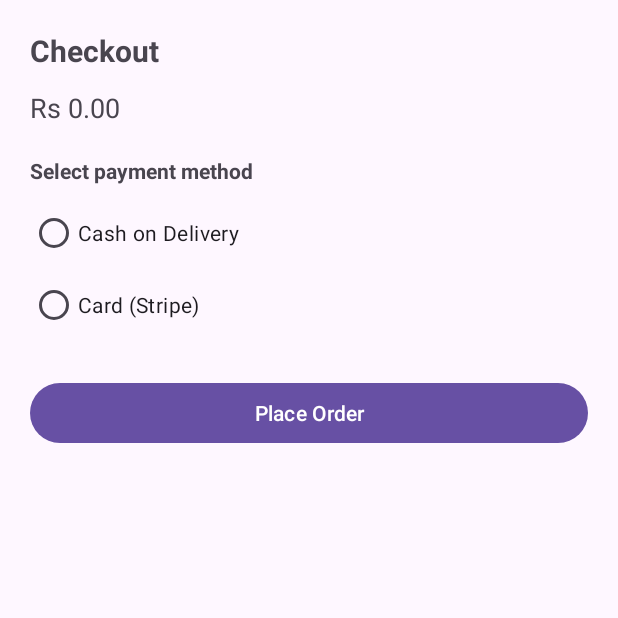
After one commit to MobileApplicationDevelopmentCW/CW1, an Android app: the CheckoutActivity screen opened directly, with no data from a screen before it, on a phone screen of 412 x 824 dp, the top half of it. The commit adds this screen. Run offline under Robolectric (Android 15) with nearby library versions, the phone set to English and light mode, and no system bars; libraries missing offline, so code that uses them is left out: com.stripe.android; 2 statements that could not run were skipped.

Commit message:
add payment gate way part create CheckoutActivity and update Cart Fragment add some dependencies

```diff
--- a/app/build.gradle.kts
+++ b/app/build.gradle.kts
@@ -63,4 +63,10 @@ dependencies {
     testImplementation(libs.junit)
     androidTestImplementation(libs.ext.junit)
     androidTestImplementation(libs.espresso.core)
+
+    implementation("androidx.navigation:navigation-fragment-ktx:2.7.7")
+    implementation("androidx.navigation:navigation-ui-ktx:2.7.7")
+
+    implementation("com.stripe:stripe-android:20.+")
+    implementation("com.google.firebase:firebase-functions:20.+")
 }
--- a/app/src/main/AndroidManifest.xml
+++ b/app/src/main/AndroidManifest.xml
@@ -59,6 +59,8 @@
             android:exported="false"
             android:windowSoftInputMode="adjustPan|stateHidden" />
 
+        <activity android:name=".checkout.CheckoutActivity" />
+
         <activity android:name=".AdminActivity" android:exported="false" />
         <activity android:name=".AddItemActivity" android:exported="false" />
     </application>
--- /dev/null
+++ b/app/src/main/java/my/foodon/pizzamania/checkout/CheckoutActivity.java
@@ -0,0 +1,120 @@
+package my.foodon.pizzamania.checkout;
+
+import android.os.Bundle;
+import android.widget.Button;
+import android.widget.RadioGroup;
+import android.widget.TextView;
+import android.widget.Toast;
+
+import androidx.annotation.Nullable;
+import androidx.appcompat.app.AppCompatActivity;
+
+import com.google.firebase.functions.FirebaseFunctions;
+import com.google.firebase.functions.HttpsCallableResult;
+import com.stripe.android.PaymentConfiguration;
+import com.stripe.android.paymentsheet.PaymentSheet;
+import com.stripe.android.paymentsheet.PaymentSheetResult;
+
+import java.util.HashMap;
+import java.util.Map;
+
+import my.foodon.pizzamania.R;
+
+public class CheckoutActivity extends AppCompatActivity {
+
+    private double cartTotal = 0.0;
+    private RadioGroup paymentGroup;
+    private TextView totalTxt;
+    private Button placeOrderBtn;
+
+    // === Stripe PaymentSheet fields ===
+    private PaymentSheet paymentSheet;
+    private String publishableKey;
+    private String paymentIntentClientSecret;
+
+    @Override
+    protected void onCreate(@Nullable Bundle savedInstanceState) {
+        super.onCreate(savedInstanceState);
+        setContentView(R.layout.activity_checkout);
+
+        cartTotal = getIntent().getDoubleExtra("cart_total", 0.0);
+
+        paymentGroup = findViewById(R.id.paymentGroup);
+        totalTxt = findViewById(R.id.checkoutTotalTxt);
+        placeOrderBtn = findViewById(R.id.placeOrderBtn);
+
+        totalTxt.setText("Rs " + String.format("%,.2f", cartTotal));
+
+        // === Stripe init ===
+        publishableKey = getString(R.string.stripe_publishable_key); // put pk in strings.xml
+        PaymentConfiguration.init(getApplicationContext(), publishableKey);
+        paymentSheet = new PaymentSheet(this, this::onPaymentSheetResult);
+
+        placeOrderBtn.setOnClickListener(v -> {
+            int selected = paymentGroup.getCheckedRadioButtonId();
+            if (selected == R.id.rbCOD) {
+                handleCashOnDelivery();
+            } else if (selected == R.id.rbCard) {
+                startCardPayment();
+            } else {
+                Toast.makeText(this, "Please select a payment method", Toast.LENGTH_SHORT).show();
+            }
+        });
+    }
+
+    private void handleCashOnDelivery() {
+        // TODO: persist order in Firebase with paymentMethod="COD", status="PENDING"
+        Toast.makeText(this, "Order placed with Cash on Delivery!", Toast.LENGTH_LONG).show();
+        finish();
+    }
+
+    // === Stripe: start card payment (PaymentSheet) ===
+    private void startCardPayment() {
+        // Ask backend (Firebase Function) for a PaymentIntent client secret
+        FirebaseFunctions.getInstance()
+                .getHttpsCallable("createPaymentIntent")
+                .call(buildPaymentData(cartTotal))
+                .addOnSuccessListener((HttpsCallableResult r) -> {
+                    Object data = r.getData();
+                    if (data instanceof Map) {
+                        Object secret = ((Map<?, ?>) data).get("clientSecret");
+                        if (secret != null) {
+                            paymentIntentClientSecret = secret.toString();
+                            presentPaymentSheet();
+                            return;
+                        }
+                    }
+                    Toast.makeText(this, "Invalid response from payment server.", Toast.LENGTH_LONG).show();
+                })
+                .addOnFailureListener(e ->
+                        Toast.makeText(this, "Failed to start payment: " + e.getMessage(), Toast.LENGTH_LONG).show()
+                );
+    }
+
+    private Map<String, Object> buildPaymentData(double total) {
+        HashMap<String, Object> m = new HashMap<>();
+        long amountInSmallestUnit = Math.round(total * 100); // e.g., cents
+        m.put("amount", amountInSmallestUnit);
+        m.put("currency", "usd");                   // change to a currency supported by your Stripe account
+        m.put("description", "PizzaMania order");
+        return m;
+    }
+
+    private void presentPaymentSheet() {
+        PaymentSheet.Configuration config = new PaymentSheet.Configuration("PizzaMania");
+        paymentSheet.presentWithPaymentIntent(paymentIntentClientSecret, config);
+    }
+
+    private void onPaymentSheetResult(final PaymentSheetResult result) {
+        if (result instanceof PaymentSheetResult.Completed) {
+            // TODO: save order in Firebase with paymentMethod="CARD", status="PAID"
+            Toast.makeText(this, "Payment successful!", Toast.LENGTH_LONG).show();
+            finish();
+        } else if (result instanceof PaymentSheetResult.Canceled) {
+            Toast.makeText(this, "Payment canceled.", Toast.LENGTH_SHORT).show();
+        } else if (result instanceof PaymentSheetResult.Failed) {
+            String msg = ((PaymentSheetResult.Failed) result).getError().getLocalizedMessage();
+            Toast.makeText(this, "Payment failed: " + msg, Toast.LENGTH_LONG).show();
+        }
+    }
+}
--- /dev/null
+++ b/app/src/main/res/layout/activity_checkout.xml
@@ -0,0 +1,57 @@
+<?xml version="1.0" encoding="utf-8"?>
+<LinearLayout xmlns:android="http://schemas.android.com/apk/res/android"
+    android:padding="20dp"
+    android:orientation="vertical"
+    android:layout_width="match_parent"
+    android:layout_height="match_parent">
+
+    <TextView
+        android:id="@+id/checkoutTitle"
+        android:text="Checkout"
+        android:textStyle="bold"
+        android:textSize="20sp"
+        android:layout_width="wrap_content"
+        android:layout_height="wrap_content"/>
+
+    <TextView
+        android:id="@+id/checkoutTotalTxt"
+        android:text="Rs 0.00"
+        android:textSize="18sp"
+        android:layout_marginTop="12dp"
+        android:layout_width="wrap_content"
+        android:layout_height="wrap_content"/>
+
+    <TextView
+        android:text="Select payment method"
+        android:layout_marginTop="20dp"
+        android:textStyle="bold"
+        android:layout_width="wrap_content"
+        android:layout_height="wrap_content"/>
+
+    <RadioGroup
+        android:id="@+id/paymentGroup"
+        android:layout_marginTop="8dp"
+        android:orientation="vertical"
+        android:layout_width="match_parent"
+        android:layout_height="wrap_content">
+
+        <RadioButton
+            android:id="@+id/rbCOD"
+            android:text="Cash on Delivery"
+            android:layout_width="wrap_content"
+            android:layout_height="wrap_content"/>
+
+        <RadioButton
+            android:id="@+id/rbCard"
+            android:text="Card (Stripe)"
+            android:layout_width="wrap_content"
+            android:layout_height="wrap_content"/>
+    </RadioGroup>
+
+    <Button
+        android:id="@+id/placeOrderBtn"
+        android:text="Place Order"
+        android:layout_marginTop="24dp"
+        android:layout_width="match_parent"
+        android:layout_height="wrap_content"/>
+</LinearLayout>
--- a/app/src/main/res/values/strings.xml
+++ b/app/src/main/res/values/strings.xml
@@ -12,4 +12,8 @@
     <!-- Optional UI text -->
     <string name="cart_title">My Cart</string>
     <string name="proceed">Proceed</string>
+
+    <!--Stripe key-->
+    <string name="stripe_publishable_key">pk_test_51RMTa8RcL6DL1aURydPa2GKgP4lcvaKSw6349cgErK61vxDghFQUYgqaVOO2Fln6HVA2xFqyeoJHvXVdnskMyzQI00QHvYr7yQ</string>
+
 </resources>
--- a/gradle/libs.versions.toml
+++ b/gradle/libs.versions.toml
@@ -37,5 +37,5 @@ recyclerview = { group = "androidx.recyclerview", name = "recyclerview", version
 fragment = { group = "androidx.fragment", name = "fragment", version.ref = "fragment" }
 
 [plugins]
-android-application = { id = "com.android.application", version = "8.13.0" }
+android-application = { id = "com.android.application", version = "8.11.0" }
 google-gms-google-services = { id = "com.google.gms.google-services", version = "4.4.2" }
```
Also changed, not shown: app/src/main/java/my/foodon/pizzamania/fragments/CartFragment.java (+18 -3 lines), app/src/main/res/layout/fragment_cart.xml (+5 -5 lines).
